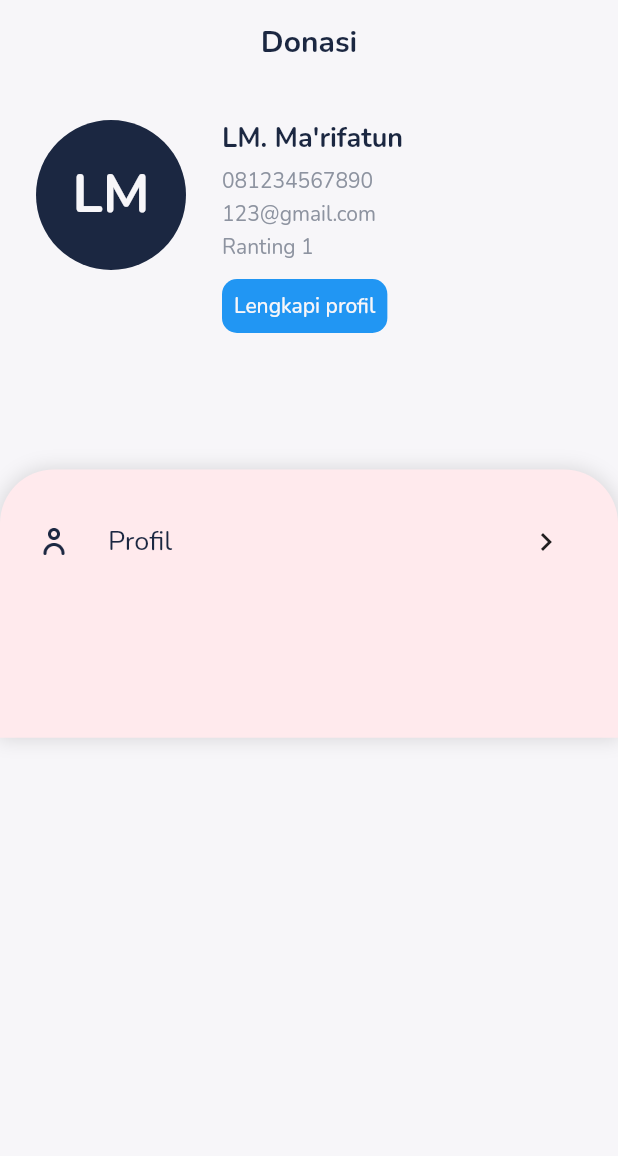
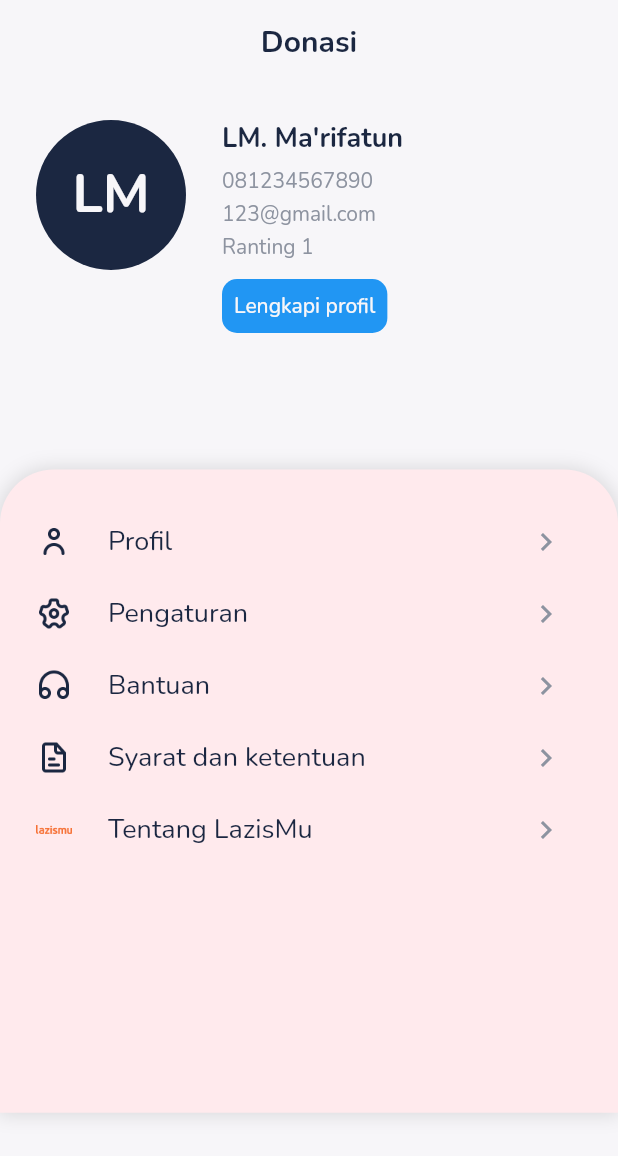
Before and after one commit to sahabatLaode/lazis, a Flutter app: the UserLainnya screen opened directly, on a phone screen of 412 x 824 dp. Shown: the top 1156 px of the screen. Run offline on Flutter 3.47's test engine with Material 2 defaults, Android fonts, the phone set to English and light mode, and no system bars; our stand-ins replace dropdown_search, google_fonts, google_nav_bar.

Commit message:
Melengkapi menu item lainnya

```diff
--- a/lazismu redesign/lib/pages/lainnya_page.dart
+++ b/lazismu redesign/lib/pages/lainnya_page.dart
@@ -94,15 +94,15 @@ class UserLainnya extends StatelessWidget {
               margin: const EdgeInsets.only(left: 148),
               child: TextButton(
                 onPressed: () {},
-                child: Text(
-                  "Lengkapi profil",
-                  style: culturedStyle,
-                ),
                 style: TextButton.styleFrom(
                   backgroundColor: kBlueColor,
                   shape: RoundedRectangleBorder(
                     borderRadius: BorderRadius.circular(10),
                   ),
+                ),
+                child: Text(
+                  "Lengkapi profil",
+                  style: culturedStyle,
                 ),
               ),
             ),
@@ -114,7 +114,7 @@ class UserLainnya extends StatelessWidget {
                 left: 24,
                 right: 24,
                 top: 24,
-                bottom: 106.8,
+                bottom: 164.818,
               ),
               decoration: BoxDecoration(
                 boxShadow: const [
@@ -131,6 +131,7 @@ class UserLainnya extends StatelessWidget {
               ),
               child: Column(
                 children: [
+                  // Menu item profil
                   Row(
                     mainAxisAlignment: MainAxisAlignment.spaceBetween,
                     children: [
@@ -154,6 +155,132 @@ class UserLainnya extends StatelessWidget {
                           IconButton(
                             onPressed: () {},
                             icon: Icon(Icons.chevron_right),
+                            color: kYankees30Color,
+                          ),
+                        ],
+                      ),
+                    ],
+                  ),
+
+                  // Menu item pengaturan
+                  Row(
+                    mainAxisAlignment: MainAxisAlignment.spaceBetween,
+                    children: [
+                      Row(
+                        children: [
+                          Container(
+                            margin: EdgeInsets.only(right: 24),
+                            width: 24,
+                            child: Image.asset('assets/icon_pengaturan.png'),
+                          ),
+                          Text(
+                            'Pengaturan',
+                            style: yankeesStyle.copyWith(
+                              fontSize: 18,
+                            ),
+                          ),
+                        ],
+                      ),
+                      Row(
+                        children: [
+                          IconButton(
+                            onPressed: () {},
+                            icon: Icon(Icons.chevron_right),
+                            color: kYankees30Color,
+                          ),
+                        ],
+                      ),
+                    ],
+                  ),
+
+                  // Menu item bantuan
+                  Row(
+                    mainAxisAlignment: MainAxisAlignment.spaceBetween,
+                    children: [
+                      Row(
+                        children: [
+                          Container(
+                            margin: EdgeInsets.only(right: 24),
+                            width: 24,
+                            child: Image.asset('assets/icon_bantuan.png'),
+                          ),
+                          Text(
+                            'Bantuan',
+                            style: yankeesStyle.copyWith(
+                              fontSize: 18,
+                            ),
+                          ),
+                        ],
+                      ),
+                      Row(
+                        children: [
+                          IconButton(
+                            onPressed: () {},
+                            icon: Icon(Icons.chevron_right),
+                            color: kYankees30Color,
+                          ),
+                        ],
+                      ),
+                    ],
+                  ),
+
+                  // Menu item syarat dan ketentuan
+                  Row(
+                    mainAxisAlignment: MainAxisAlignment.spaceBetween,
+                    children: [
+                      Row(
+                        children: [
+                          Container(
+                            margin: EdgeInsets.only(right: 24),
+                            width: 24,
+                            child: Image.asset('assets/icon_syarat.png'),
+                          ),
+                          Text(
+                            'Syarat dan ketentuan',
+                            style: yankeesStyle.copyWith(
+                              fontSize: 18,
+                            ),
+                          ),
+                        ],
+                      ),
+                      Row(
+                        children: [
+                          IconButton(
+                            onPressed: () {},
+                            icon: Icon(Icons.chevron_right),
+                            color: kYankees30Color,
+                          ),
+                        ],
+                      ),
+                    ],
+                  ),
+
+                  // Menu item tentang lazismu
+                  Row(
+                    mainAxisAlignment: MainAxisAlignment.spaceBetween,
+                    children: [
+                      Row(
+                        children: [
+                          Container(
+                            margin: EdgeInsets.only(right: 24),
+                            width: 24,
+                            child:
+                                Image.asset('assets/logo_lazismu_oranye.png'),
+                          ),
+                          Text(
+                            'Tentang LazisMu',
+                            style: yankeesStyle.copyWith(
+                              fontSize: 18,
+                            ),
+                          ),
+                        ],
+                      ),
+                      Row(
+                        children: [
+                          IconButton(
+                            onPressed: () {},
+                            icon: Icon(Icons.chevron_right),
+                            color: kYankees30Color,
                           ),
                         ],
                       ),
```
